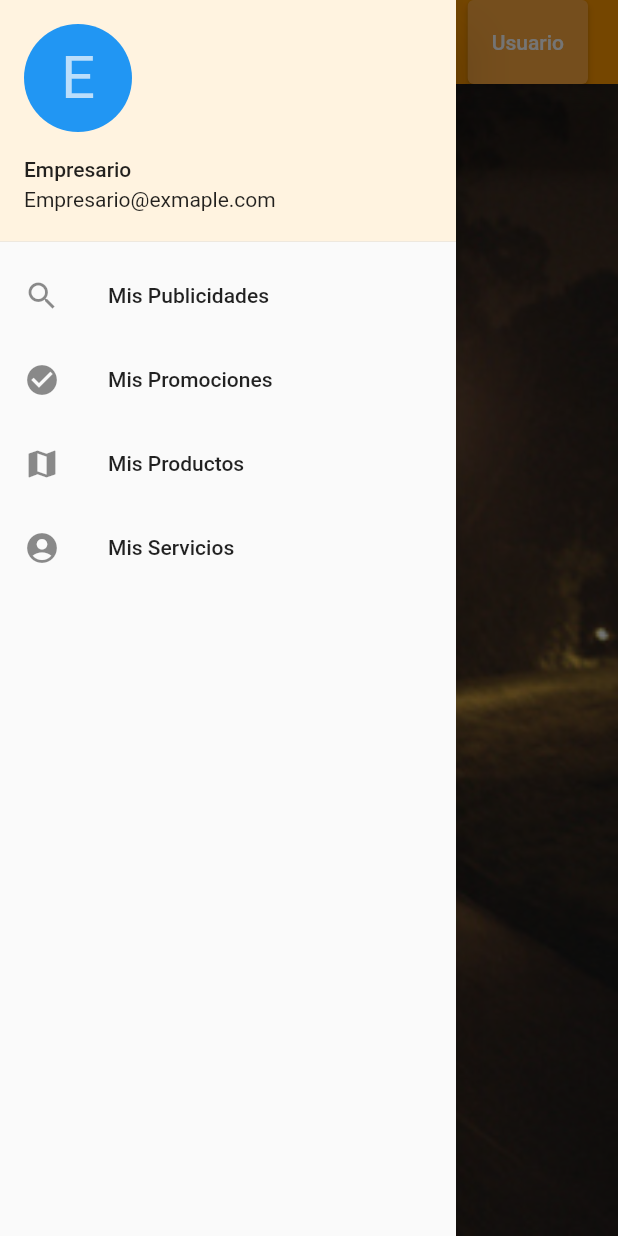
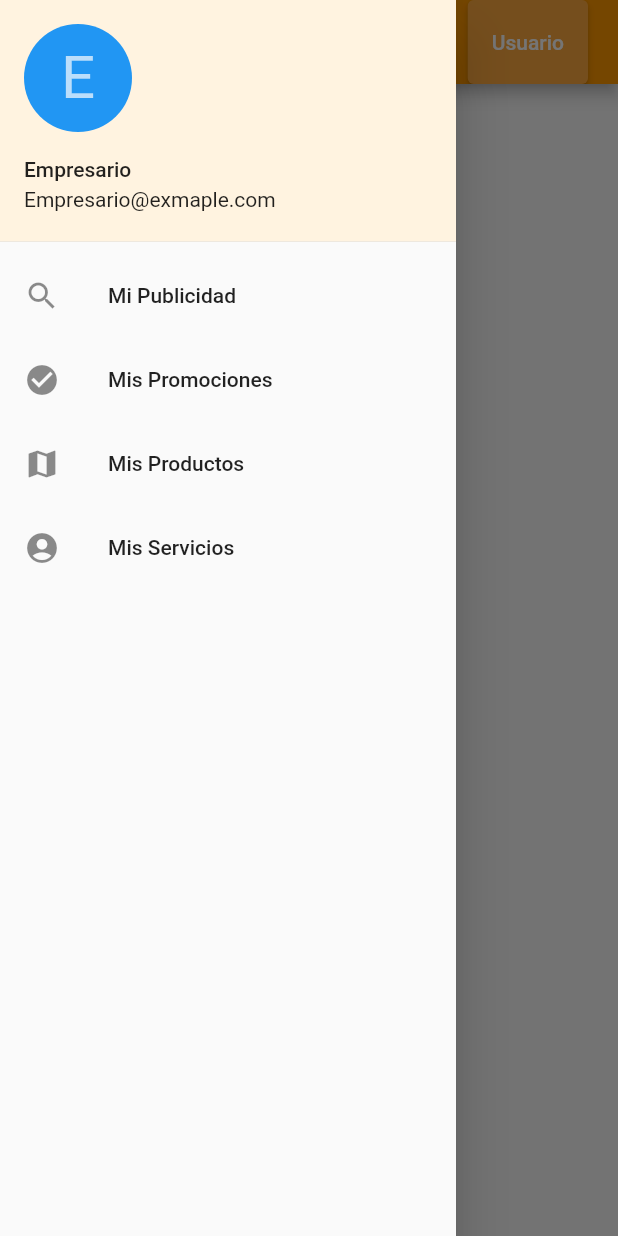
Before and after one commit to omar2702/WheelManager_Flutter, a Flutter app: the HomeBusinessPage screen opened directly, with the side drawer open, on a phone screen of 412 x 824 dp. Run offline on Flutter 3.47's test engine with Material 2 defaults, Android fonts, the light colour scheme and no system bars; our stand-ins replace shared_preferences; accounts and stored records are empty.

Commit message:
Revert "hot: navigation and styles"

```diff
--- a/flutter_application_wheelmanager/lib/home_business.dart
+++ b/flutter_application_wheelmanager/lib/home_business.dart
@@ -1,9 +1,6 @@
 import 'package:flutter/material.dart';
 import 'package:flutter_application_wheelmanager/home.dart';
 import 'package:flutter_application_wheelmanager/model/button_widget.dart';
-import 'package:flutter_application_wheelmanager/page/my_business.dart';
-import 'package:flutter_application_wheelmanager/page/my_promotions.dart';
-import 'package:flutter_application_wheelmanager/page/my_services.dart';
 import 'package:flutter_application_wheelmanager/page/product.dart';
 
 class HomeBusinessPage extends StatefulWidget {
@@ -16,14 +13,8 @@ class _HomeBusinessPageState extends State<HomeBusinessPage> {
   int page = 0;
   _getWidget(int pos) {
     switch (pos) {
-      case 0:
-        return MyBusiness();
-      case 1:
-        return MyPromotions();
       case 2:
         return ProductPage();
-      case 3:
-        return MyServices();
     }
   }
 
@@ -41,11 +32,11 @@ class _HomeBusinessPageState extends State<HomeBusinessPage> {
             padding: EdgeInsets.only(right: 20.0),
             child: ButtonWidget(
               text: 'Usuario',
-              onClicked: () {
-                Navigator.push(context,
-                    MaterialPageRoute(builder: (context) => HomePage()));
-              },
-            ))
+                onClicked: () {
+                  Navigator.push(context,
+                      MaterialPageRoute(builder: (context) => HomePage()));
+                },
+          ))
       ]),
       drawer: Drawer(
         child: ListView(
@@ -65,7 +56,7 @@ class _HomeBusinessPageState extends State<HomeBusinessPage> {
                 )),
             ListTile(
               leading: Icon(Icons.search),
-              title: Text('Mis Publicidades'),
+              title: Text('Mi Publicidad'),
               onTap: () {
                 Navigator.of(context).pop();
                 _selectDrawer(0);
--- a/flutter_application_wheelmanager/lib/page/my_business.dart
+++ /dev/null
@@ -1,25 +0,0 @@
-import 'package:flutter/material.dart';
-
-class MyBusiness extends StatelessWidget {
-  const MyBusiness({Key key}) : super(key: key);
-
-  @override
-  Widget build(BuildContext context) {
-    return MaterialApp(
-      debugShowCheckedModeBanner: false,
-      home: Container(
-        decoration: BoxDecoration(
-            image: DecorationImage(
-                image: AssetImage('assets/fondo4.jpg'), fit: BoxFit.cover)),
-        child: Scaffold(
-          appBar: AppBar(
-              title: Text('Mi Empresa'), backgroundColor: Colors.transparent),
-          backgroundColor: Colors.transparent,
-          body: ListView(
-            children: [],
-          ),
-        ),
-      ),
-    );
-  }
-}
```
Also changed, not shown: flutter_application_wheelmanager/lib/page/my_promotions.dart (deleted, +0 -26 lines), flutter_application_wheelmanager/lib/page/my_services.dart (deleted, +0 -26 lines), flutter_application_wheelmanager/lib/page/qualify.dart (+14 -7 lines), flutter_application_wheelmanager/lib/page/search_page.dart (+10 -4 lines), flutter_application_wheelmanager/lib/screen/add_product.dart (+3 -6 lines), flutter_application_wheelmanager/assets/fondo3.jpg (deleted), flutter_application_wheelmanager/assets/fondo4.jpg (deleted).
